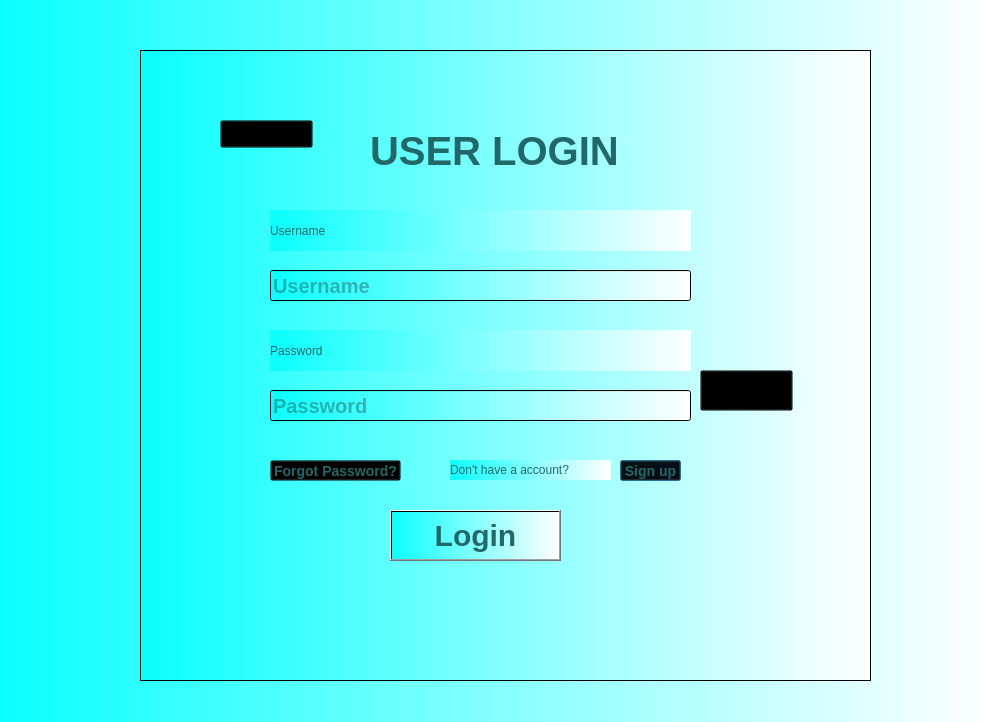
Qt form user_login.ui (Kaushal03/Stock-Management-System) before a commit.
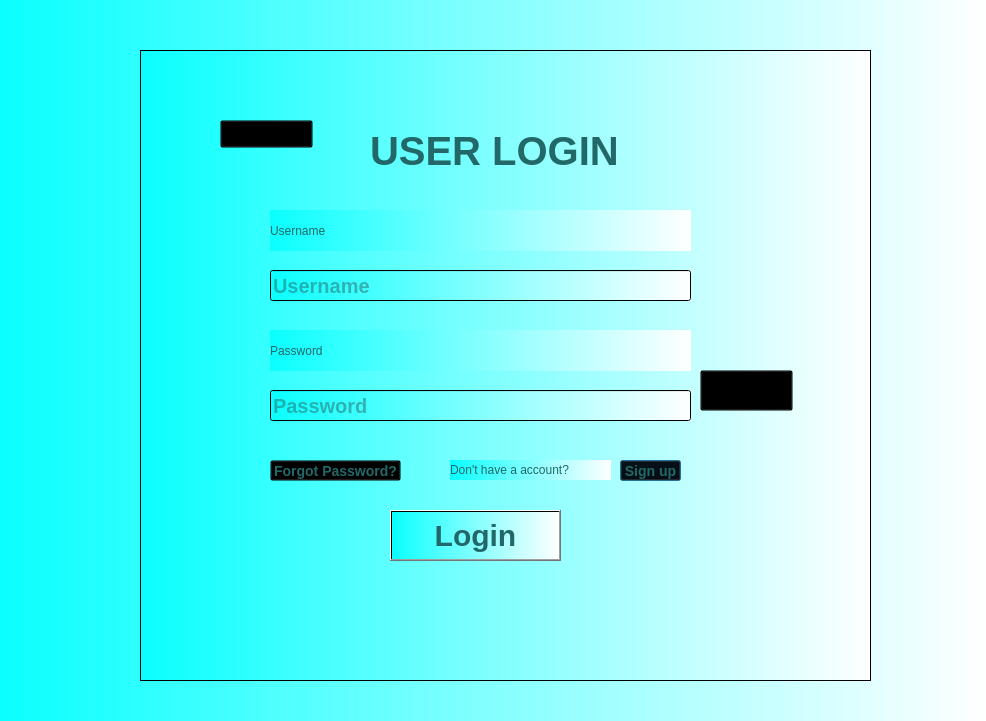
The same form after that commit. Icons and pictures are not drawn.

Diff of the .ui file:
```diff
--- a/user_login.ui
+++ b/user_login.ui
@@ -7,7 +7,7 @@
     <x>0</x>
     <y>0</y>
     <width>986</width>
-    <height>722</height>
+    <height>721</height>
    </rect>
   </property>
   <property name="windowTitle">
```
